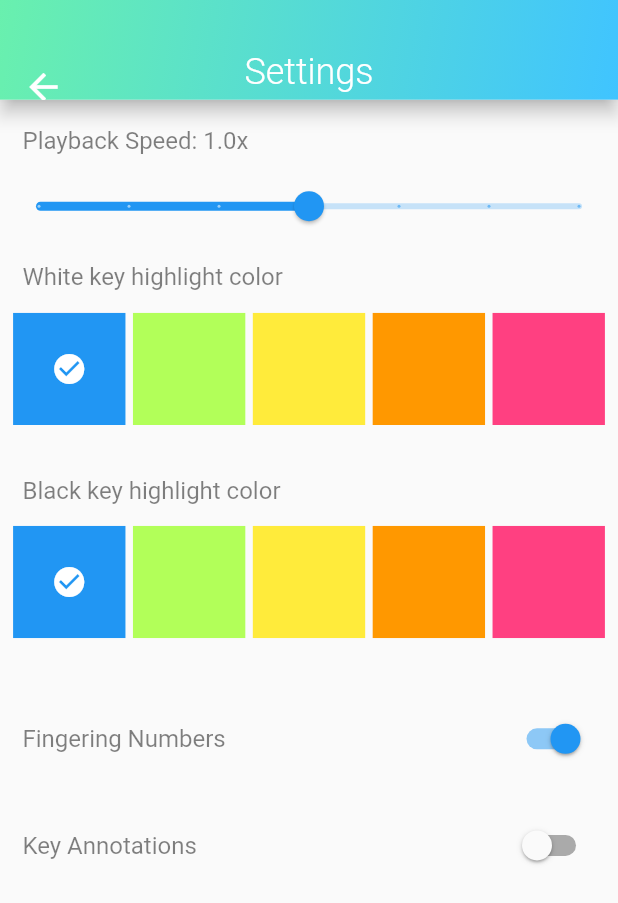
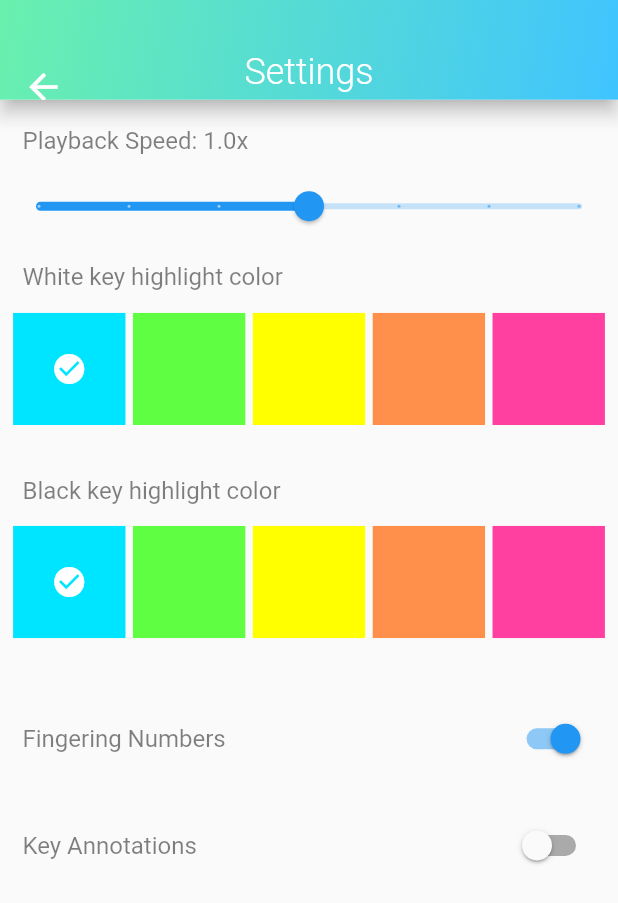
Before and after one commit to Debnam/Pianoscope, a Flutter app: the Settings screen opened directly, on a phone screen of 412 x 824 dp. Shown: the top 903 px of the screen. Run offline on Flutter 3.47's test engine with Material 2 defaults, Android fonts, the phone set to English and light mode, and no system bars; missing offline and left inert: keyboard_visibility.

Commit message:
- Adjust key highlight colors

```diff
--- a/lib/screens/settings.dart
+++ b/lib/screens/settings.dart
@@ -180,7 +180,7 @@ class _SettingsState extends State<Settings> {
             child: Container(
               height: screenWidth / 5.5,
               width: screenWidth / 5.5,
-              color: Colors.blue,
+              color: Color(0xff00e5ff),
               child: Center(
                 child: selectedIcon(0, isSelected),
               ),
@@ -191,7 +191,7 @@ class _SettingsState extends State<Settings> {
             child: Container(
               height: screenWidth / 5.5,
               width: screenWidth / 5.5,
-              color: Colors.lightGreenAccent,
+              color: Color(0xff39ff14).withOpacity(0.8),
               child: Center(
                 child: selectedIcon(1, isSelected),
               ),
@@ -202,7 +202,7 @@ class _SettingsState extends State<Settings> {
             child: Container(
               height: screenWidth / 5.5,
               width: screenWidth / 5.5,
-              color: Colors.yellow,
+              color: Colors.yellowAccent,
               child: Center(
                 child: selectedIcon(2, isSelected),
               ),
@@ -213,7 +213,7 @@ class _SettingsState extends State<Settings> {
             child: Container(
               height: screenWidth / 5.5,
               width: screenWidth / 5.5,
-              color: Colors.orange,
+              color: Color(0xffff8438).withOpacity(0.9),
               child: Center(
                 child: selectedIcon(3, isSelected),
               ),
@@ -224,7 +224,7 @@ class _SettingsState extends State<Settings> {
             child: Container(
               height: screenWidth / 5.5,
               width: screenWidth / 5.5,
-              color: Colors.pinkAccent,
+              color: Color(0xffff40a0),
               child: Center(
                 child: selectedIcon(4, isSelected),
               ),
```
